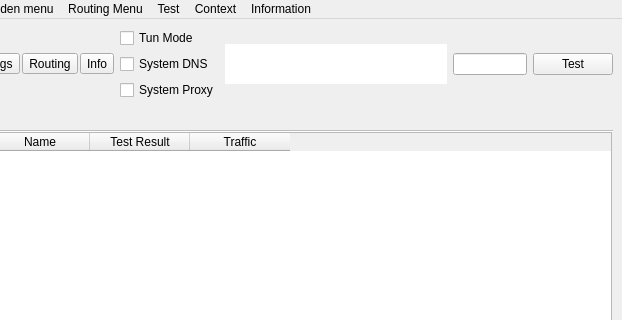
Old version of the form src/nekobox/ui/mainwindow.ui in the repository OptimusFaber/SilentGuard; both pictures show x 221 to 843 and y 0 to 320 of the 843 by 600 pixel window.
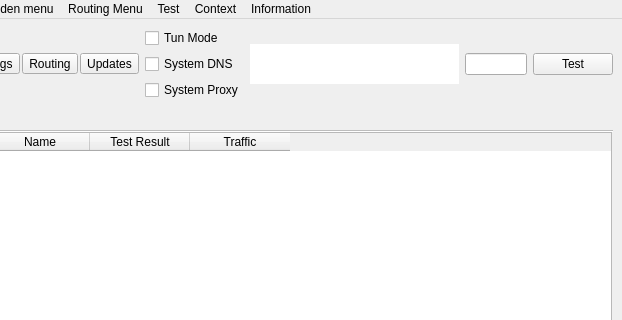
New version of the form. Icons and pictures are not drawn. Custom widgets are drawn as their Qt base class.

Diff of the .ui file:
```diff
--- a/src/nekobox/ui/mainwindow.ui
+++ b/src/nekobox/ui/mainwindow.ui
@@ -204,7 +204,7 @@
 }</string>
            </property>
            <property name="text">
-            <string>Info</string>
+            <string>Updates</string>
            </property>
            <property name="icon">
             <iconset theme="b-system-software-update"/>
```
Left out of the diff: 17 changed lines with no effect on the pictures.
